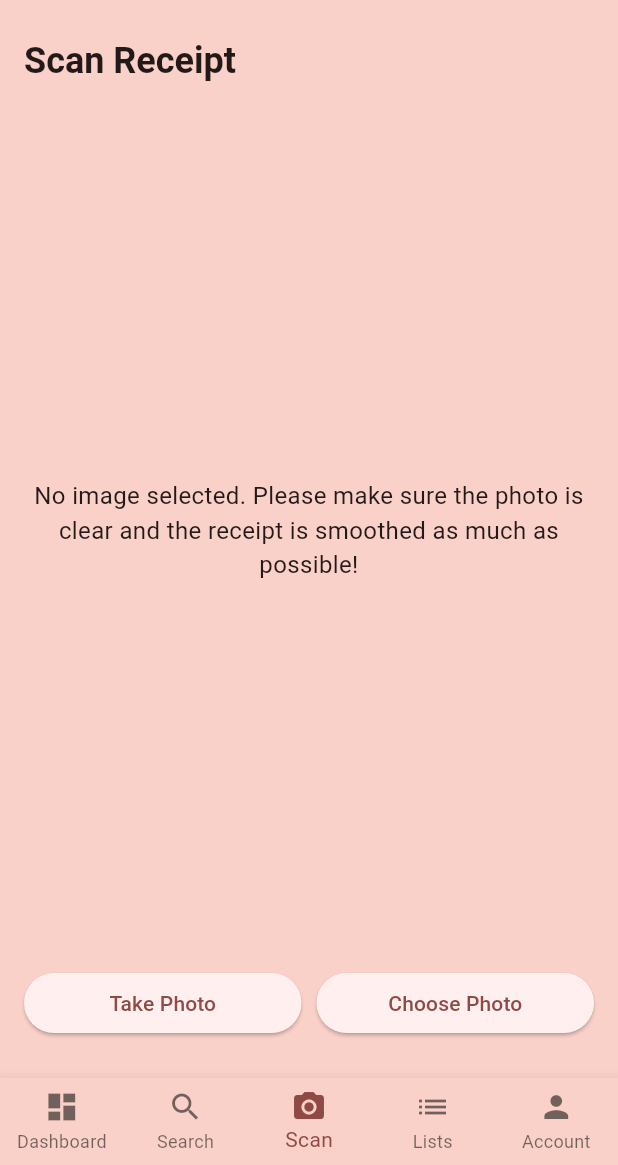
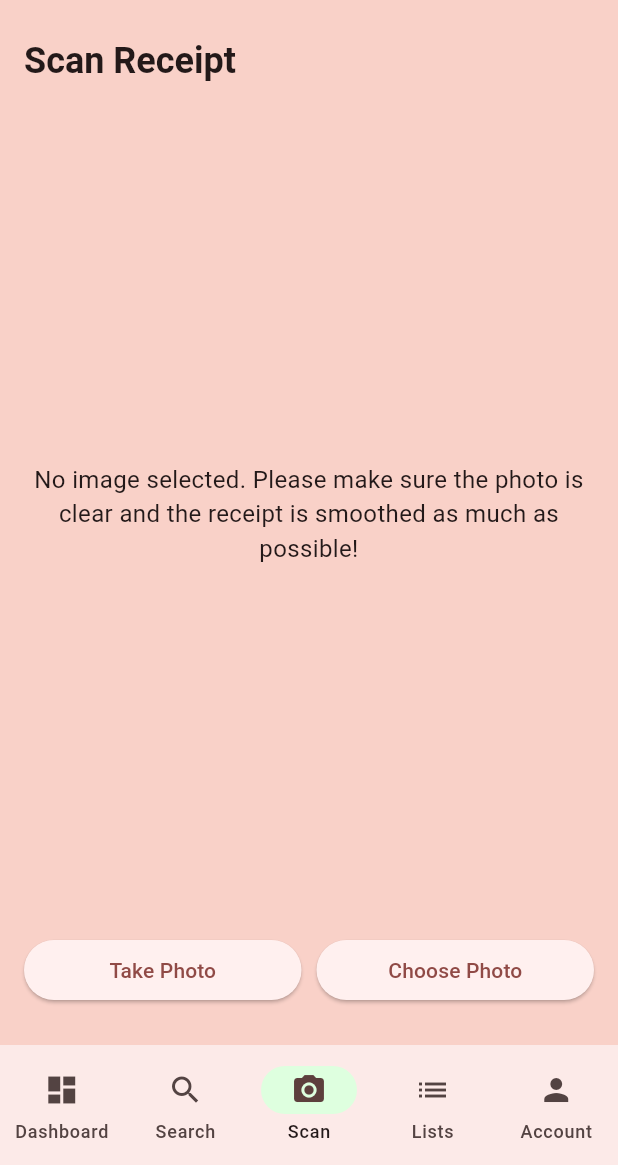
Before and after one commit to Saavy-25/Kubera-Frontend, a Flutter app: the screen it shows after launch, item 3 of the bottom bar chosen, on a phone screen of 412 x 824 dp, the part 71-1236 px from its top. Run offline on Flutter 3.47's test engine with Material 3 defaults, Android fonts, the light colour scheme and no system bars; our stand-ins replace image_picker; accounts and stored records are empty; generated files the repository leaves out were written again; network calls fail.

Commit message:
Using newer NavigationBar

```diff
--- a/flutter_kubera/lib/src/ui/navigation/app_navigation.dart
+++ b/flutter_kubera/lib/src/ui/navigation/app_navigation.dart
@@ -16,7 +16,7 @@ class AppNavigation extends StatefulWidget {
 }
 
 class _AppNavigationState extends State<AppNavigation> {
-  int _selectedIndex = 0;
+  int currentPageIndex = 0;
 
   static List<Widget> _widgetOptions(SettingsController settingsController) => [
         const DashboardScreen(),
@@ -26,30 +26,47 @@ class _AppNavigationState extends State<AppNavigation> {
         SettingsScreen(settingsController: settingsController),
       ];
 
-  void _onItemTapped(int index) {
-    setState(() {
-      _selectedIndex = index;
-    });
-  }
+  // void _onItemTapped(int index) {
+  //   setState(() {
+  //     _selectedIndex = index;
+  //   });
+  // }
 
   @override
   Widget build(BuildContext context) {
     return Scaffold(
       body: SafeArea(
-        child: _widgetOptions(widget.settingsController)[_selectedIndex],
+        child: _widgetOptions(widget.settingsController)[currentPageIndex],
       ),
-      bottomNavigationBar: BottomNavigationBar(
-        type: BottomNavigationBarType.fixed,
-        items: const [
-          BottomNavigationBarItem(icon: Icon(Icons.dashboard), label: 'Dashboard'),
-          BottomNavigationBarItem(icon: Icon(Icons.search), label: 'Search'),
-          BottomNavigationBarItem(icon: Icon(Icons.camera_alt), label: 'Scan'),
-          BottomNavigationBarItem(icon: Icon(Icons.list), label: 'Lists'),
-          BottomNavigationBarItem(icon: Icon(Icons.person), label: 'Account'),
+
+      bottomNavigationBar: NavigationBar(
+        indicatorColor: const Color.fromARGB(255, 222, 255, 223),
+        onDestinationSelected: (int index) {
+          setState(() {
+            currentPageIndex = index;
+          });
+        },
+        selectedIndex: currentPageIndex,
+        destinations: const [
+          NavigationDestination(icon: Icon(Icons.dashboard), label: 'Dashboard'),
+          NavigationDestination(icon: Icon(Icons.search), label: 'Search'),
+          NavigationDestination(icon: Icon(Icons.camera_alt), label: 'Scan'),
+          NavigationDestination(icon: Icon(Icons.list), label: 'Lists'),
+          NavigationDestination(icon: Icon(Icons.person), label: 'Account'),
         ],
-        currentIndex: _selectedIndex,
-        onTap: _onItemTapped,
       ),
+      // bottomNavigationBar: BottomNavigationBar(
+      //   type: BottomNavigationBarType.fixed,
+      //   items: const [
+      //     BottomNavigationBarItem(icon: Icon(Icons.dashboard), label: 'Dashboard'),
+      //     BottomNavigationBarItem(icon: Icon(Icons.search), label: 'Search'),
+      //     BottomNavigationBarItem(icon: Icon(Icons.camera_alt), label: 'Scan'),
+      //     BottomNavigationBarItem(icon: Icon(Icons.list), label: 'Lists'),
+      //     BottomNavigationBarItem(icon: Icon(Icons.person), label: 'Account'),
+      //   ],
+      //   currentIndex: _selectedIndex,
+      //   onTap: _onItemTapped,
+      // ),
     );
   }
 }
```
